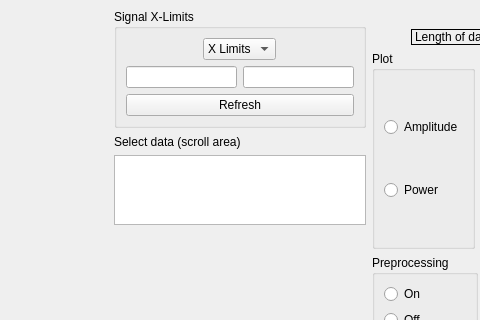
First picture: the form in res/layout/window_time_freq.ui, repository luphysics/PyMODA, before the edit; both pictures show x 784 to 1264 and y 0 to 320 of the 1496 by 766 pixel window.
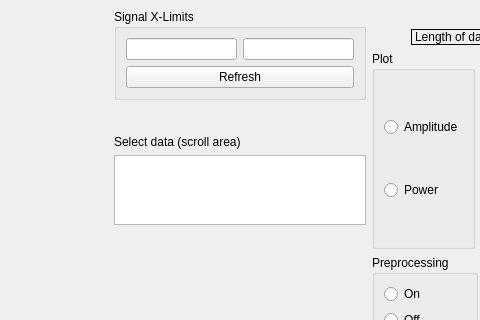
Second picture: the form after the edit. Custom widgets are drawn as their Qt base class.

Commit message: Remove combobox for x,y-limits

Diff of the .ui file:
```diff
--- a/res/layout/window_time_freq.ui
+++ b/res/layout/window_time_freq.ui
@@ -60,34 +60,20 @@
             <property name="title">
              <string>Signal X-Limits</string>
             </property>
-            <layout class="QGridLayout" name="gridLayout_7" rowstretch="0,0,0,0,0,0,0" columnstretch="0,0">
-             <item row="4" column="1">
+            <layout class="QGridLayout" name="gridLayout_7" rowstretch="0,0,0,0,0,0" columnstretch="0,0">
+             <item row="3" column="1">
               <widget class="QLineEdit" name="line_xlim2"/>
              </item>
-             <item row="0" column="0" colspan="2" alignment="Qt::AlignHCenter">
-              <widget class="QComboBox" name="combo_limits">
-               <item>
-                <property name="text">
-                 <string>X Limits</string>
-                </property>
-               </item>
-               <item>
-                <property name="text">
-                 <string>Y Limits</string>
-                </property>
-               </item>
-              </widget>
-             </item>
-             <item row="4" column="0">
-              <widget class="QLineEdit" name="line_xlim1"/>
-             </item>
-             <item row="5" column="0" colspan="2">
+             <item row="4" column="0" colspan="2">
               <widget class="QPushButton" name="btn_refresh">
                <property name="text">
                 <string>Refresh</string>
                </property>
               </widget>
              </item>
+             <item row="3" column="0">
+              <widget class="QLineEdit" name="line_xlim1"/>
+             </item>
             </layout>
            </widget>
           </item>
```
